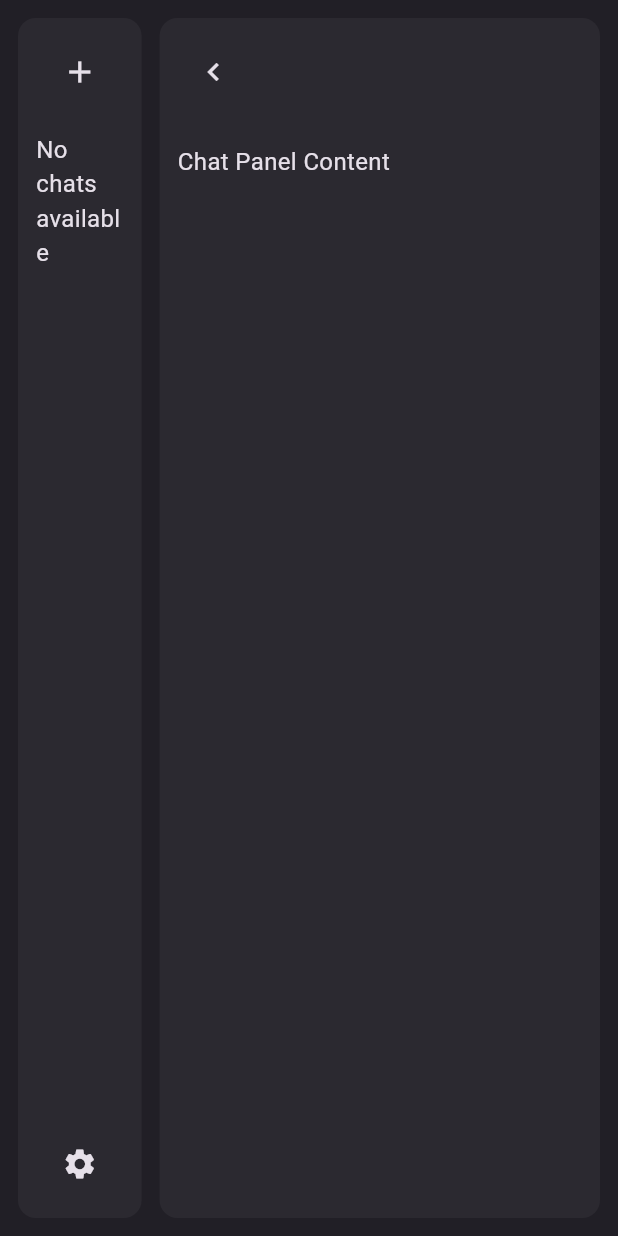
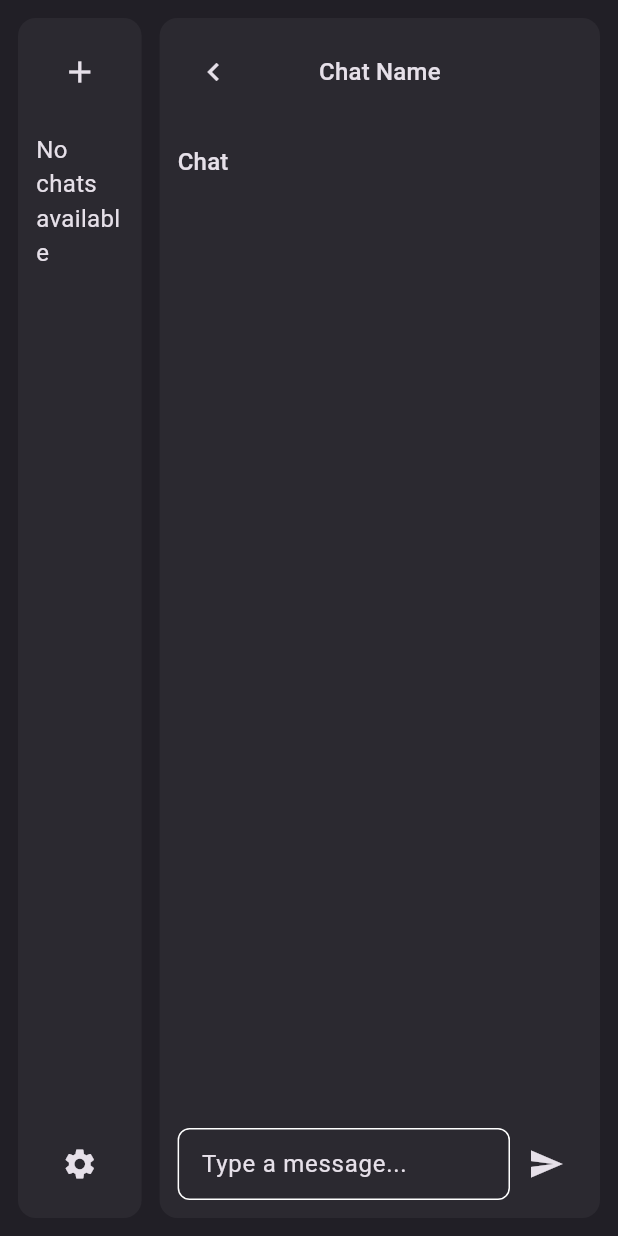
Before and after one commit to thenry42/Promptly, a Flutter app: the screen it shows after launch, on a phone screen of 412 x 824 dp. Run offline on Flutter 3.47's test engine with Material 3 defaults, Android fonts, the phone set to English and light mode, and no system bars; our stand-ins replace flutter_dotenv; missing offline and left inert: anthropic_sdk_dart, dart_openai, encrypt, ollama_dart, pointycastle, window_size; statements that could not run were skipped.

Commit message:
add basic structure of chatting area

```diff
--- a/promptly_app/lib/srcs/widgets/ChatPanel.dart
+++ b/promptly_app/lib/srcs/widgets/ChatPanel.dart
@@ -1,10 +1,10 @@
 // ChatPanel.dart
 import 'package:flutter/material.dart';
+import 'package:promptly_app/srcs/widgets/ChattingArea.dart';
 
 class ChatPanel extends StatelessWidget {
  final VoidCallback onTogglePanel;
  final bool isPanelVisible;
-
  const ChatPanel({
    super.key,
    required this.onTogglePanel,
@@ -22,34 +22,35 @@ class ChatPanel extends StatelessWidget {
        child: Column(
          crossAxisAlignment: CrossAxisAlignment.start,
          children: [
-            // Toggle button at the top
+           // Toggle button and Title
            Padding(
              padding: const EdgeInsets.all(12.0),
-              child: IconButton(
+             child: Row(
+               children: [
+                 IconButton(
                    onPressed: onTogglePanel,
                    icon: Icon(
                      isPanelVisible ? Icons.chevron_left : Icons.chevron_right,
                    ),
                    tooltip: isPanelVisible ? 'Hide Panel' : 'Show Panel',
                  ),
-            ),
                  Expanded(
-              child: Padding(
-                padding: const EdgeInsets.all(12),
-                child: SingleChildScrollView(
-                  child: Column(
-                    crossAxisAlignment: CrossAxisAlignment.start,
-                    children: [
-                      Text(
-                        'Chat Panel Content',
-                        style: TextStyle(
-                          fontSize: 16,
-                          color: Theme.of(context).colorScheme.onSurface,
+                   child: Center(
+                     child: Text(
+                       'Chat Name',
+                       style: Theme.of(context).textTheme.titleMedium,
                      ),
                    ),
+                 ),
+                 // Placeholder to balance the row
+                 const SizedBox(width: 48),
                ],
              ),
            ),
+           const Expanded(
+             child: Padding(
+               padding: EdgeInsets.all(12),
+               child: ChattingArea(),
              ),
            ),
          ],
--- /dev/null
+++ b/promptly_app/lib/srcs/widgets/ChattingArea.dart
@@ -0,0 +1,76 @@
+import 'package:flutter/material.dart';
+
+class ChattingArea extends StatefulWidget {
+  const ChattingArea({Key? key}) : super(key: key);
+
+  @override
+  _ChattingAreaState createState() => _ChattingAreaState();
+}
+
+class _ChattingAreaState extends State<ChattingArea> {
+  final List<String> messages = [];
+  final TextEditingController _textController = TextEditingController();
+
+  void _sendMessage() {
+    if (_textController.text.isNotEmpty) {
+      setState(() {
+        messages.add(_textController.text);
+        _textController.clear();
+      });
+    }
+  }
+
+  @override
+  Widget build(BuildContext context) {
+    return Column(
+      crossAxisAlignment: CrossAxisAlignment.stretch,
+      children: [
+        // Title
+        Text(
+          'Chat',
+          style: Theme.of(context).textTheme.titleMedium,
+          textAlign: TextAlign.left,
+        ),
+
+        // Messages List
+        Expanded(
+          child: ListView.separated(
+            itemCount: messages.length,
+            separatorBuilder: (context, index) => const Divider(height: 1),
+            itemBuilder: (context, index) {
+              return Padding(
+                padding: const EdgeInsets.symmetric(vertical: 8.0),
+                child: Text(
+                  messages[index],
+                  style: Theme.of(context).textTheme.bodyMedium,
+                ),
+              );
+            },
+          ),
+        ),
+
+        // Text Input Area
+        Row(
+          children: [
+            Expanded(
+              child: TextField(
+                controller: _textController,
+                decoration: InputDecoration(
+                  hintText: 'Type a message...',
+                  border: OutlineInputBorder(
+                    borderRadius: BorderRadius.circular(8),
+                  ),
+                  contentPadding: const EdgeInsets.symmetric(horizontal: 12, vertical: 8),
+                ),
+              ),
+            ),
+            IconButton(
+              icon: const Icon(Icons.send),
+              onPressed: _sendMessage,
+            ),
+          ],
+        ),
+      ],
+    );
+  }
+}
```
Lines whose indentation alone changed are shown as unchanged.
